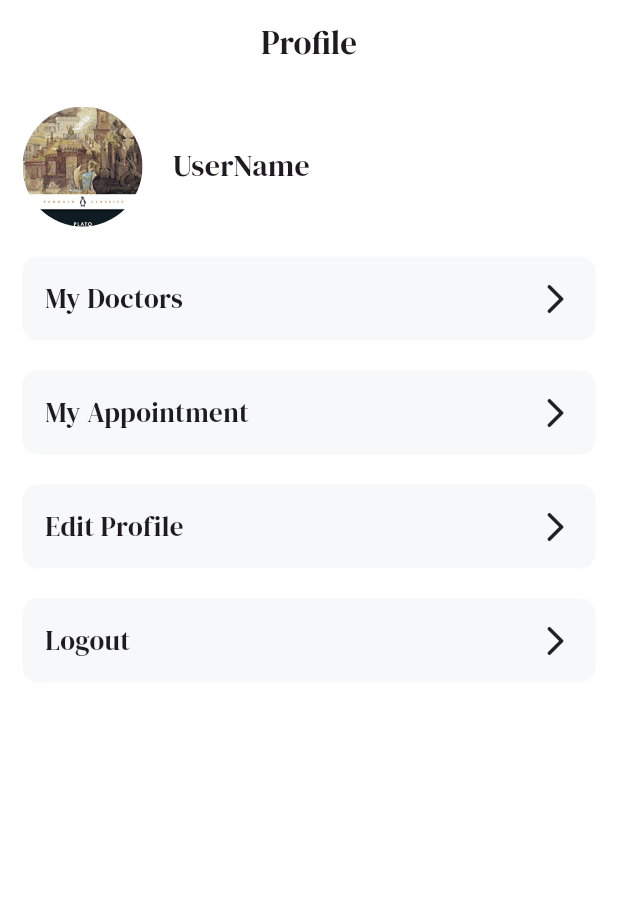
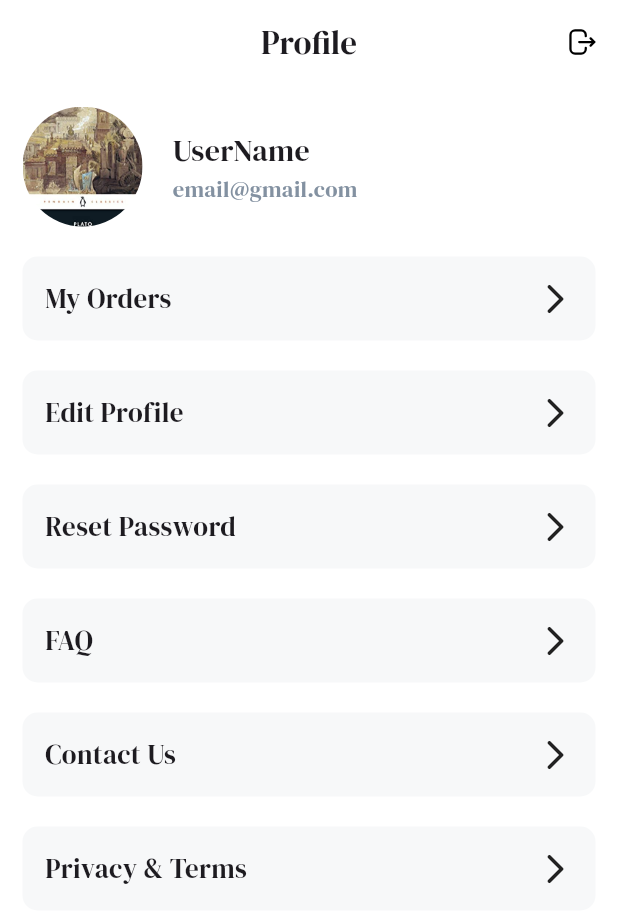
Before and after one commit to NairaShanshan/Bookia-Store-App, a Flutter app: the ProfileScreen screen opened directly, on a phone screen of 412 x 824 dp. Shown: the top 923 px of the screen. Run offline on Flutter 3.47's test engine with Material 3 defaults, Android fonts, the phone set to English and light mode, and no system bars; our stand-ins replace carousel_slider, dio, flutter_bloc, flutter_screenutil, flutter_svg, gap and 4 more.

Commit message:
'Third commit'

```diff
--- a/lib/core/routes/routes.dart
+++ b/lib/core/routes/routes.dart
@@ -3,6 +3,7 @@ import 'package:bookia_store_app/features/cart/presentation/pages/place_order_sc
 import 'package:bookia_store_app/features/home/data/models/response/best_seller_response/BestSellerResponse.dart';
 import 'package:bookia_store_app/features/home/presentation/cubit/home_cubit.dart';
 import 'package:bookia_store_app/features/main/main_app_screen.dart';
+import 'package:bookia_store_app/features/profile/presentation/pages/edit_profile.dart';
 import 'package:flutter_bloc/flutter_bloc.dart';
 import 'package:go_router/go_router.dart';
 
@@ -24,6 +25,7 @@ class Routes {
   static const String detailsScreen = '/detailsScreen';
   static const String placeOrder = '/placeOrder';
   static const String submitOrder = '/submitOrder';
+  static const String editProfile = '/editProfile';
 
   static final routes = GoRouter(
     initialLocation: splash,
@@ -73,6 +75,9 @@ class Routes {
 
             ),
           )),
+      GoRoute(
+          path: editProfile,
+          builder: (context, state) => EditProfileScreen()),
 
       // GoRoute(
       //    path: forgetSendEmail,
--- a/lib/core/services/api_endpoints.dart
+++ b/lib/core/services/api_endpoints.dart
@@ -22,11 +22,12 @@ class EndPoints {
   static const String addToCart = '/add-to-cart' ;
   static const String removeFromCart = '/remove-from-cart' ;
   static const String updateCart = '/update-cart' ;
-  static const String checkout = '/checkout' ;
+
 
 
   //order
   static const String placeOrder = '/place-order' ;
+  static const String checkout = '/checkout' ;
 
 
 }
--- a/lib/features/profile/presentation/pages/profile_screen.dart
+++ b/lib/features/profile/presentation/pages/profile_screen.dart
@@ -1,5 +1,7 @@
 import 'package:bookia_store_app/core/routes/navigations.dart';
+import 'package:bookia_store_app/core/routes/routes.dart';
 import 'package:flutter/material.dart';
+import 'package:flutter_svg/flutter_svg.dart';
 import 'package:gap/gap.dart';
 
 import '../../../../core/constants/app_images.dart';
@@ -19,6 +21,9 @@ class ProfileScreen extends StatelessWidget {
         elevation: 0.0,
         centerTitle: true,
         title: const Text('Profile'),
+        actions: [
+          IconButton(onPressed: (){}, icon: SvgPicture.asset(AppImages.logoutSvg)) ,
+        ],
       ),
       body: SingleChildScrollView(
         child: Padding(
@@ -38,27 +43,49 @@ class ProfileScreen extends StatelessWidget {
                     ),
                   ),
                   const Gap(20),
-                   const Text(
-                    'UserName',
-                    style: TextStyles.textStyle20,
-                  )
+                   Column(
+                     crossAxisAlignment: CrossAxisAlignment.start,
+                     children: [
+                       const Text(
+                        'UserName',
+                        style: TextStyles.textStyle20,
+                                         ),
+                        Text(
+                         'email@gmail.com',
+                         style: TextStyles.textStyle15.copyWith(
+                           color: AppColors.greyColor
+                         ),
+                       ),
+                     ],
+                   )
                 ],
               ),
               const Gap(20),
-              ContainerWidget(name: 'My Doctors' , onTap: (){
+              ContainerWidget(name: 'My Orders' , onTap: (){
                 // push Replacement to favourite screen
               },) ,
               const Gap(20),
-              ContainerWidget(name: 'My Appointment' , onTap: (){
-                //push Replacement to  Appointment screen
+              ContainerWidget(name: 'Edit Profile' , onTap: (){
+                pushTo(context, Routes.editProfile) ;
               }) ,
               const Gap(20),
-              ContainerWidget(name: 'Edit Profile' , onTap: ()
+              ContainerWidget(name: 'Reset Password' , onTap: ()
               {
                 // pushTo(context:  context,path:  Routes.editProfile) ;
               },) ,
               const Gap(20),
-              ContainerWidget(name: 'Logout' , onTap: () {
+              ContainerWidget(name: 'FAQ' , onTap: ()
+              {
+                // pushTo(context:  context,path:  Routes.editProfile) ;
+              },) ,
+              const Gap(20),
+              ContainerWidget(name: 'Contact Us' , onTap: ()
+              {
+                // pushTo(context:  context,path:  Routes.editProfile) ;
+              },) ,
+              const Gap(20),
+
+              ContainerWidget(name: 'Privacy & Terms' , onTap: () {
                 showDialog(
                     context: context,
                     barrierDismissible: false,
```
Also changed, not shown: lib/features/profile/presentation/pages/edit_profile.dart (+54 -103 lines).
